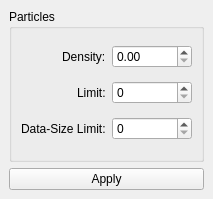
First picture: the form in Panels/RenderOptions.ui, repository CCSEPBVR/CS-IS-PBVR, before the edit.
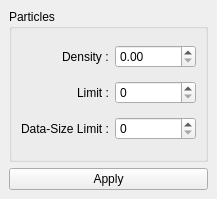
Second picture: the form after the edit.

```diff
--- a/Panels/RenderOptions.ui
+++ b/Panels/RenderOptions.ui
@@ -6,7 +6,7 @@
    <rect>
     <x>0</x>
     <y>0</y>
-    <width>213</width>
+    <width>217</width>
     <height>199</height>
    </rect>
   </property>
@@ -24,21 +24,21 @@
        <item row="0" column="0" alignment="Qt::AlignRight">
         <widget class="QLabel" name="label">
          <property name="text">
-          <string>Density:</string>
+          <string>Density :</string>
          </property>
         </widget>
        </item>
        <item row="2" column="0" alignment="Qt::AlignRight">
         <widget class="QLabel" name="label_3">
          <property name="text">
-          <string>Data-Size Limit:</string>
+          <string>Data-Size Limit :</string>
          </property>
         </widget>
        </item>
        <item row="1" column="0" alignment="Qt::AlignRight">
         <widget class="QLabel" name="label_2">
          <property name="text">
-          <string>Limit:</string>
+          <string>Limit :</string>
          </property>
         </widget>
        </item>
```
Left out of the diff: 16 changed lines with no effect on the pictures.
